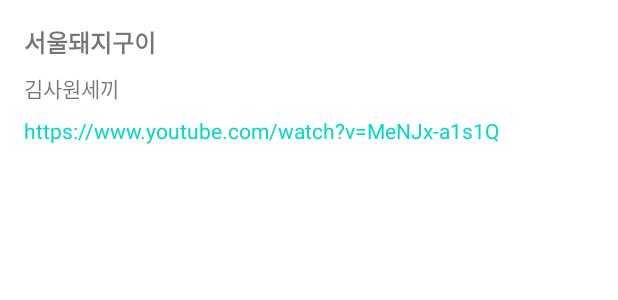
After one commit to jihoi-kang/FooinAndroid, an Android app: the layout bottom_sheet_store_detail.xml on its own in the app's theme, with its tools: preview values and no code run, on a phone screen of 412 x 824 dp. The commit adds this screen. Shown: the top 300 px of the screen. Run offline under Robolectric (Android 15) with nearby library versions, the phone set to English and light mode, and no system bars.

Commit message:
Add restaurant detail

```diff
--- a/app/build.gradle
+++ b/app/build.gradle
@@ -66,6 +66,8 @@ dependencies {
     implementation "androidx.recyclerview:recyclerview:$recyclerVersion"
     implementation "androidx.lifecycle:lifecycle-viewmodel-ktx:$lifecycleVersion"
     implementation "androidx.lifecycle:lifecycle-livedata-ktx:$lifecycleVersion"
+    implementation "androidx.activity:activity-ktx:$activityKtxVersion"
+    implementation "androidx.fragment:fragment-ktx:$fragmentKtxVersion"
 
     // network
     implementation "com.squareup.retrofit2:retrofit:$retrofitVersion"
@@ -88,7 +90,6 @@ dependencies {
 
     // map
     implementation "com.naver.maps:map-sdk:$naverMapVersion"
-    implementation "gun0912.ted:tedclustering-naver:$tedClusteringVersion"
 
     // test
     testImplementation "junit:junit:$junitVersion"
--- a/app/src/main/java/com/fooin/android/model/Position.kt
+++ b/app/src/main/java/com/fooin/android/model/Position.kt
@@ -1,10 +1,13 @@
 package com.fooin.android.model
 
+import android.os.Parcelable
 import com.google.gson.annotations.SerializedName
+import kotlinx.parcelize.Parcelize
 
+@Parcelize
 data class Position(
     @SerializedName("latitude")
     val latitude: Double,
     @SerializedName("longitude")
     val longitude: Double
-)
+) : Parcelable
--- a/app/src/main/java/com/fooin/android/model/Restaurant.kt
+++ b/app/src/main/java/com/fooin/android/model/Restaurant.kt
@@ -1,7 +1,10 @@
 package com.fooin.android.model
 
+import android.os.Parcelable
 import com.google.gson.annotations.SerializedName
+import kotlinx.parcelize.Parcelize
 
+@Parcelize
 data class Restaurant(
     @SerializedName("id")
     val id: Int,
@@ -11,4 +14,4 @@ data class Restaurant(
     val positions: List<Position>,
     @SerializedName("title")
     val title: String
-)
+) : Parcelable
--- a/app/src/main/java/com/fooin/android/ui/MainViewModel.kt
+++ b/app/src/main/java/com/fooin/android/ui/MainViewModel.kt
@@ -20,10 +20,14 @@ class MainViewModel @Inject constructor(
     private val _restaurantItems = MutableLiveData<List<Restaurant>>(emptyList())
     val restaurantItems: LiveData<List<Restaurant>> get() = _restaurantItems
 
-    fun getGeoCode() {
+    private val _hideKeyboardEvent = MutableLiveData<Unit>()
+    val hideKeyboardEvent: LiveData<Unit> get() = _hideKeyboardEvent
+
+    fun getRestaurants() {
         val query = query.value ?: return
 
         viewModelScope.launch {
+            _hideKeyboardEvent.value = Unit
             val restaurants = repository.getRestaurants(query)
             _restaurantItems.value = restaurants
         }
--- /dev/null
+++ b/app/src/main/res/drawable/ic_location_on.xml
@@ -0,0 +1,5 @@
+<vector android:height="24dp" android:tint="#FF553E"
+    android:viewportHeight="24" android:viewportWidth="24"
+    android:width="24dp" xmlns:android="http://schemas.android.com/apk/res/android">
+    <path android:fillColor="@android:color/white" android:pathData="M12,2C8.13,2 5,5.13 5,9c0,5.25 7,13 7,13s7,-7.75 7,-13c0,-3.87 -3.13,-7 -7,-7zM12,11.5c-1.38,0 -2.5,-1.12 -2.5,-2.5s1.12,-2.5 2.5,-2.5 2.5,1.12 2.5,2.5 -1.12,2.5 -2.5,2.5z"/>
+</vector>
--- a/app/src/main/res/layout/activity_main.xml
+++ b/app/src/main/res/layout/activity_main.xml
@@ -41,7 +41,7 @@
                 <ImageView
                     android:layout_width="wrap_content"
                     android:layout_height="wrap_content"
-                    android:onClick="@{() -> vm.getGeoCode()}"
+                    android:onClick="@{() -> vm.getRestaurants()}"
                     android:src="@drawable/ic_baseline_search_24" />
 
                 <EditText
--- /dev/null
+++ b/app/src/main/res/layout/bottom_sheet_store_detail.xml
@@ -0,0 +1,55 @@
+<?xml version="1.0" encoding="utf-8"?>
+<layout xmlns:android="http://schemas.android.com/apk/res/android"
+    xmlns:app="http://schemas.android.com/apk/res-auto"
+    xmlns:tools="http://schemas.android.com/tools">
+
+    <data>
+
+        <variable
+            name="vm"
+            type="com.fooin.android.ui.dialog.StoreDetailViewModel" />
+
+    </data>
+
+    <androidx.constraintlayout.widget.ConstraintLayout
+        android:layout_width="match_parent"
+        android:layout_height="wrap_content"
+        android:padding="16dp">
+
+        <TextView
+            android:id="@+id/tv_store_name"
+            android:layout_width="0dp"
+            android:layout_height="wrap_content"
+            android:text="@{vm.restaurant.title}"
+            android:textSize="16sp"
+            android:textStyle="bold"
+            app:layout_constraintEnd_toEndOf="parent"
+            app:layout_constraintStart_toStartOf="parent"
+            app:layout_constraintTop_toTopOf="parent"
+            tools:text="서울돼지구이" />
+
+        <TextView
+            android:id="@+id/tv_youtuber"
+            android:layout_width="0dp"
+            android:layout_height="wrap_content"
+            android:layout_marginTop="8dp"
+            app:layout_constraintEnd_toEndOf="parent"
+            app:layout_constraintStart_toStartOf="parent"
+            app:layout_constraintTop_toBottomOf="@+id/tv_store_name"
+            tools:text="김사원세끼" />
+
+        <TextView
+            android:id="@+id/tv_link"
+            android:layout_width="0dp"
+            android:layout_height="wrap_content"
+            android:layout_marginTop="8dp"
+            android:onClick="@{() -> vm.openLink()}"
+            android:text="@{vm.restaurant.link}"
+            android:textColor="@color/teal_200"
+            app:layout_constraintEnd_toEndOf="parent"
+            app:layout_constraintStart_toStartOf="parent"
+            app:layout_constraintTop_toBottomOf="@+id/tv_youtuber"
+            tools:text="https://www.youtube.com/watch?v=MeNJx-a1s1Q" />
+
+    </androidx.constraintlayout.widget.ConstraintLayout>
+</layout>
--- a/build.gradle
+++ b/build.gradle
@@ -13,6 +13,8 @@ buildscript {
         constraintVersion = '2.0.4'
         recyclerVersion = '1.1.0'
         lifecycleVersion = '2.3.0'
+        activityKtxVersion = '1.2.1'
+        fragmentKtxVersion = '1.3.1'
 
         retrofitVersion = '2.9.0'
         gsonVersion = '2.8.6'
@@ -22,7 +24,6 @@ buildscript {
         hiltViewModelVersion = '1.0.0-alpha03'
         coroutinesCoreVersion = '1.4.2'
         naverMapVersion = '3.4.0'
-        tedClusteringVersion = '1.0.2'
 
         junitVersion = '4.13.2'
         junitExtVersion = '1.1.2'
```
Also changed, not shown: app/src/main/java/com/fooin/android/base/BaseActivity.kt (+12 -7 lines), app/src/main/java/com/fooin/android/base/BaseBottomSheetDialogFragment.kt (added, +55 -0 lines), app/src/main/java/com/fooin/android/model/NaverItem.kt (deleted, +0 -36 lines), app/src/main/java/com/fooin/android/ui/MainActivity.kt (+34 -33 lines), app/src/main/java/com/fooin/android/ui/dialog/StoreDetailDialogFragment.kt (added, +41 -0 lines), app/src/main/java/com/fooin/android/ui/dialog/StoreDetailViewModel.kt (added, +38 -0 lines).
